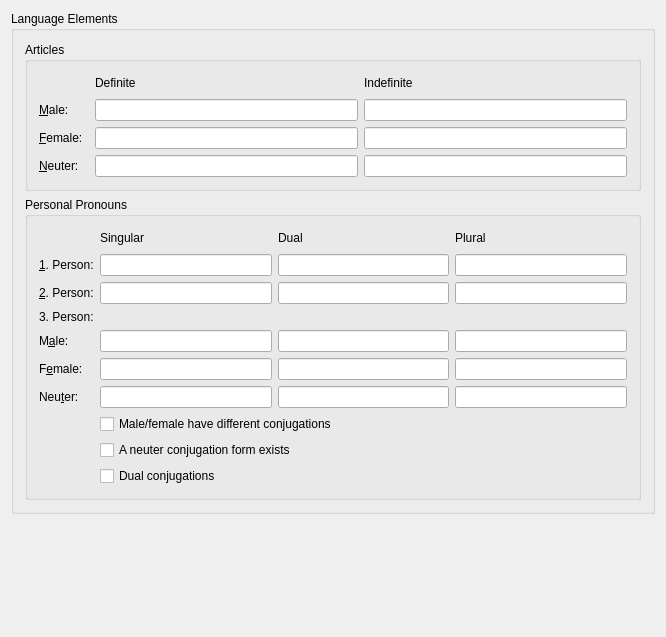
First picture: the form in src/docprop-dialogs/LangPropPageForm.ui, repository KDE/parley, before the edit.
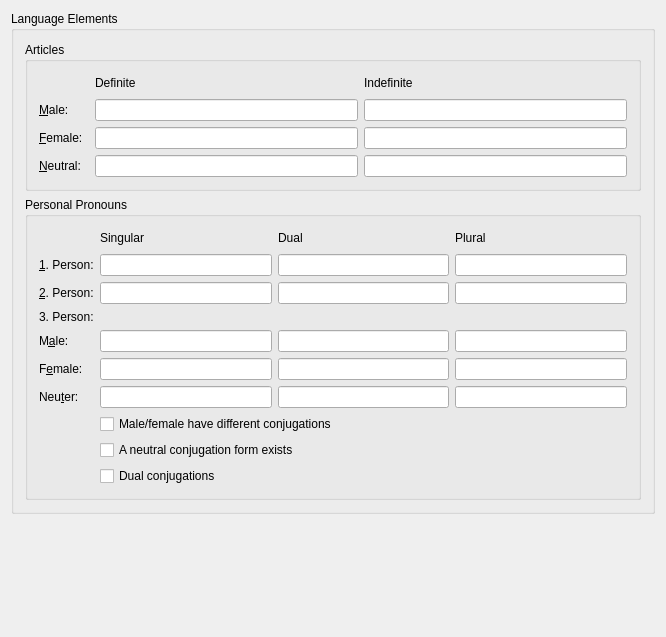
Second picture: the form after the edit.

Commit message: Use Neutral everywhere instead of Neuter. Make localization for special types work.

Patch:
```diff
--- a/src/docprop-dialogs/LangPropPageForm.ui
+++ b/src/docprop-dialogs/LangPropPageForm.ui
@@ -167,7 +167,7 @@
          <item row="3" column="0" >
           <widget class="QLabel" name="natural_label" >
            <property name="text" >
-            <string>&amp;Neuter:</string>
+            <string>&amp;Neutral:</string>
            </property>
            <property name="buddy" >
             <cstring>def_natural</cstring>
@@ -414,7 +414,7 @@
          <item row="8" column="1" colspan="2" >
           <widget class="QCheckBox" name="neuterCheckBox" >
            <property name="text" >
-            <string>A neuter conjugation form exists</string>
+            <string>A neutral conjugation form exists</string>
            </property>
           </widget>
          </item>
```
Left out of the diff: 4 changed lines with no effect on the pictures. The commit also changes 6 other files.
